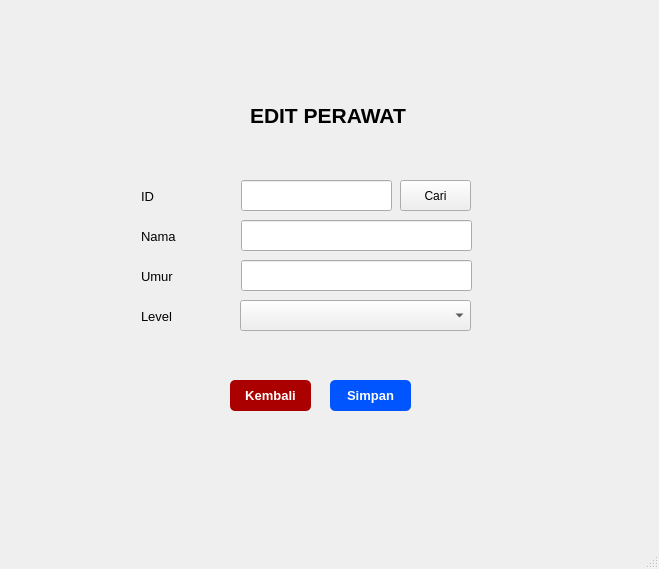
The window that form_edit_perawat.ui (naylasalsdev-project/SudiKasusUAS) describes before a commit, drawn with Qt 5.
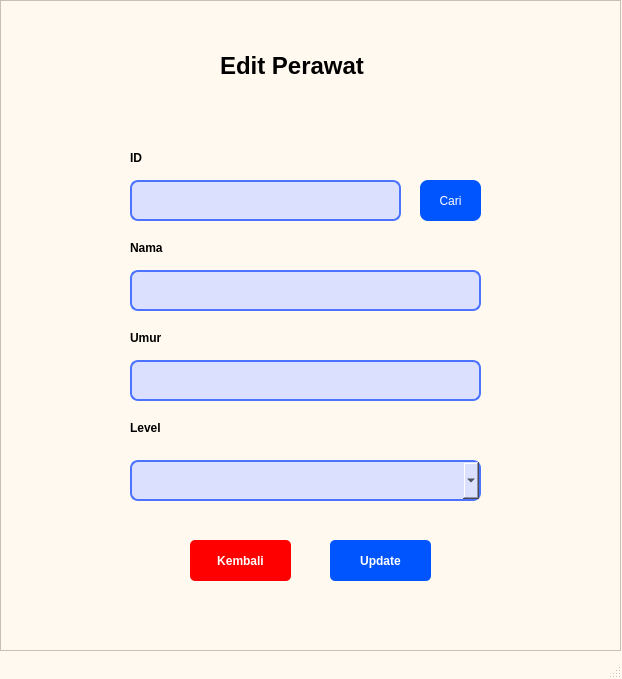
The same window after the commit.

Patch:
```diff
--- a/form_edit_perawat.ui
+++ b/form_edit_perawat.ui
@@ -6,44 +6,150 @@
    <rect>
     <x>0</x>
     <y>0</y>
-    <width>659</width>
-    <height>569</height>
+    <width>622</width>
+    <height>679</height>
    </rect>
   </property>
   <property name="windowTitle">
    <string>MainWindow</string>
   </property>
+  <property name="styleSheet">
+   <string notr="true">QMainWindow{ 
+	background-color: rgb(255, 249, 239);
+}</string>
+  </property>
   <widget class="QWidget" name="centralwidget">
-   <widget class="QLabel" name="label_3">
+   <property name="styleSheet">
+    <string notr="true">QWidget{ 
+	background-color: rgb(255, 249, 239);
+}</string>
+   </property>
+   <widget class="QFrame" name="frame_2">
     <property name="geometry">
      <rect>
-      <x>141</x>
-      <y>230</y>
-      <width>47</width>
-      <height>13</height>
+      <x>0</x>
+      <y>0</y>
+      <width>621</width>
+      <height>651</height>
      </rect>
     </property>
+    <property name="styleSheet">
+     <string notr="true">QFrame{ 
+	background-color: rgb(255, 249, 239);
+}</string>
+    </property>
+    <property name="frameShape">
+     <enum>QFrame::StyledPanel</enum>
+    </property>
+    <property name="frameShadow">
+     <enum>QFrame::Raised</enum>
+    </property>
+    <widget class="QLabel" name="label_16">
+     <property name="geometry">
+      <rect>
+       <x>220</x>
+       <y>40</y>
+       <width>201</width>
+       <height>51</height>
+      </rect>
+     </property>
     <property name="font">
      <font>
-      <pointsize>10</pointsize>
+       <pointsize>18</pointsize>
+       <weight>75</weight>
+       <bold>true</bold>
+      </font>
+     </property>
+     <property name="text">
+      <string>Edit Perawat</string>
+     </property>
+    </widget>
+    <widget class="QPushButton" name="pushButton_5">
+     <property name="geometry">
+      <rect>
+       <x>420</x>
+       <y>180</y>
+       <width>61</width>
+       <height>41</height>
+      </rect>
+     </property>
+     <property name="styleSheet">
+      <string notr="true">QPushButton {
+    background-color: rgb(0, 85, 255);
+	border-radius: 8px;
+	color: white
+}</string>
+     </property>
+     <property name="text">
+      <string>Cari</string>
+     </property>
+    </widget>
+    <widget class="QLabel" name="label_17">
+     <property name="geometry">
+      <rect>
+       <x>130</x>
+       <y>420</y>
+       <width>81</width>
+       <height>16</height>
+      </rect>
+     </property>
+     <property name="font">
+      <font>
+       <weight>75</weight>
+       <bold>true</bold>
+      </font>
+     </property>
+     <property name="text">
+      <string>Level</string>
+     </property>
+    </widget>
+    <widget class="QLineEdit" name="lineEdit_4">
+     <property name="geometry">
+      <rect>
+       <x>130</x>
+       <y>180</y>
+       <width>271</width>
+       <height>41</height>
+      </rect>
+     </property>
+     <property name="styleSheet">
+      <string notr="true">QLineEdit {
+    border: 2px solid rgb(76, 115, 255);
+    background-color: rgb(219, 224, 255);
+	border-radius: 8px
+}</string>
+     </property>
+    </widget>
+    <widget class="QLabel" name="label_20">
+     <property name="geometry">
+      <rect>
+       <x>130</x>
+       <y>240</y>
+       <width>81</width>
+       <height>16</height>
+      </rect>
+     </property>
+     <property name="font">
+      <font>
+       <weight>75</weight>
+       <bold>true</bold>
      </font>
     </property>
     <property name="text">
      <string>Nama</string>
     </property>
    </widget>
-   <widget class="QPushButton" name="pushButton_2">
+    <widget class="QPushButton" name="pushButton_6">
     <property name="geometry">
      <rect>
       <x>330</x>
-      <y>380</y>
-      <width>81</width>
-      <height>31</height>
+       <y>540</y>
+       <width>101</width>
+       <height>41</height>
      </rect>
     </property>
     <property name="font">
      <font>
-      <pointsize>10</pointsize>
       <weight>75</weight>
       <bold>true</bold>
      </font>
@@ -57,165 +163,125 @@
 }</string>
     </property>
     <property name="text">
-     <string>Simpan</string>
-    </property>
-   </widget>
-   <widget class="QLineEdit" name="lineEdit_2">
+      <string>Update</string>
+     </property>
+    </widget>
+    <widget class="QLabel" name="label_21">
     <property name="geometry">
      <rect>
-      <x>241</x>
-      <y>220</y>
-      <width>231</width>
-      <height>31</height>
-     </rect>
-    </property>
-   </widget>
-   <widget class="QLabel" name="label_4">
-    <property name="geometry">
-     <rect>
-      <x>141</x>
-      <y>270</y>
-      <width>47</width>
-      <height>13</height>
-     </rect>
-    </property>
+       <x>130</x>
+       <y>150</y>
+       <width>81</width>
+       <height>16</height>
+      </rect>
+     </property>
     <property name="font">
      <font>
-      <pointsize>10</pointsize>
-     </font>
-    </property>
-    <property name="text">
-     <string>Umur</string>
-    </property>
-   </widget>
-   <widget class="QLineEdit" name="lineEdit_3">
-    <property name="geometry">
-     <rect>
-      <x>241</x>
-      <y>260</y>
-      <width>231</width>
-      <height>31</height>
-     </rect>
-    </property>
-   </widget>
-   <widget class="QLabel" name="label_2">
-    <property name="geometry">
-     <rect>
-      <x>141</x>
-      <y>190</y>
-      <width>47</width>
-      <height>13</height>
-     </rect>
-    </property>
-    <property name="font">
-     <font>
-      <pointsize>10</pointsize>
+       <weight>75</weight>
+       <bold>true</bold>
      </font>
     </property>
     <property name="text">
      <string>ID</string>
     </property>
    </widget>
-   <widget class="QLabel" name="label">
+    <widget class="QPushButton" name="pushButton_7">
     <property name="geometry">
      <rect>
-      <x>250</x>
-      <y>100</y>
-      <width>171</width>
-      <height>31</height>
+       <x>190</x>
+       <y>540</y>
+       <width>101</width>
+       <height>41</height>
      </rect>
     </property>
     <property name="font">
      <font>
-      <pointsize>16</pointsize>
-      <weight>75</weight>
-      <italic>false</italic>
-      <bold>true</bold>
-     </font>
-    </property>
-    <property name="text">
-     <string>EDIT PERAWAT</string>
-    </property>
-   </widget>
-   <widget class="QPushButton" name="pushButton">
-    <property name="geometry">
-     <rect>
-      <x>400</x>
-      <y>180</y>
-      <width>71</width>
-      <height>31</height>
-     </rect>
-    </property>
-    <property name="text">
-     <string>Cari</string>
-    </property>
-   </widget>
-   <widget class="QPushButton" name="pushButton_3">
-    <property name="geometry">
-     <rect>
-      <x>230</x>
-      <y>380</y>
-      <width>81</width>
-      <height>31</height>
-     </rect>
-    </property>
-    <property name="font">
-     <font>
-      <pointsize>10</pointsize>
       <weight>75</weight>
       <bold>true</bold>
      </font>
     </property>
     <property name="styleSheet">
      <string notr="true">QPushButton {
-    background-color: rgb(170, 0, 0);
+    background-color: rgb(255, 0, 0);
     color: white;
     border-radius: 5px;   
     padding: 6px;           
-}
-</string>
+}</string>
     </property>
     <property name="text">
      <string>Kembali</string>
     </property>
    </widget>
-   <widget class="QLineEdit" name="lineEdit">
+    <widget class="QLabel" name="label_23">
     <property name="geometry">
      <rect>
-      <x>241</x>
-      <y>180</y>
-      <width>151</width>
-      <height>31</height>
-     </rect>
-    </property>
-   </widget>
-   <widget class="QLabel" name="label_5">
-    <property name="geometry">
-     <rect>
-      <x>141</x>
-      <y>310</y>
-      <width>47</width>
-      <height>13</height>
+       <x>130</x>
+       <y>330</y>
+       <width>81</width>
+       <height>16</height>
      </rect>
     </property>
     <property name="font">
      <font>
-      <pointsize>10</pointsize>
+       <weight>75</weight>
+       <bold>true</bold>
      </font>
     </property>
     <property name="text">
-     <string>Level</string>
+      <string>Umur</string>
+     </property>
+    </widget>
+    <widget class="QLineEdit" name="lineEdit_5">
+     <property name="geometry">
+      <rect>
+       <x>130</x>
+       <y>270</y>
+       <width>351</width>
+       <height>41</height>
+      </rect>
+     </property>
+     <property name="styleSheet">
+      <string notr="true">QLineEdit {
+    border: 2px solid rgb(76, 115, 255);
+    background-color: rgb(219, 224, 255);
+	border-radius: 8px
+}</string>
+     </property>
+    </widget>
+    <widget class="QLineEdit" name="lineEdit_6">
+     <property name="geometry">
+      <rect>
+       <x>130</x>
+       <y>360</y>
+       <width>351</width>
+       <height>41</height>
+      </rect>
+     </property>
+     <property name="styleSheet">
+      <string notr="true">QLineEdit {
+    border: 2px solid rgb(76, 115, 255);
+    background-color: rgb(219, 224, 255);
+	border-radius: 8px
+}</string>
     </property>
    </widget>
    <widget class="QComboBox" name="comboBox">
     <property name="geometry">
      <rect>
-      <x>240</x>
-      <y>300</y>
-      <width>231</width>
-      <height>31</height>
-     </rect>
-    </property>
+       <x>130</x>
+       <y>460</y>
+       <width>351</width>
+       <height>41</height>
+      </rect>
+     </property>
+     <property name="styleSheet">
+      <string notr="true">QComboBox {
+    border: 2px solid rgb(76, 115, 255);
+    background-color: rgb(219, 224, 255);
+	border-radius: 8px
+}</string>
+     </property>
+    </widget>
    </widget>
   </widget>
   <widget class="QMenuBar" name="menubar">
```
Left out of the diff: 4 changed lines with no effect on the pictures. Lines whose indentation alone changed are shown as unchanged.
